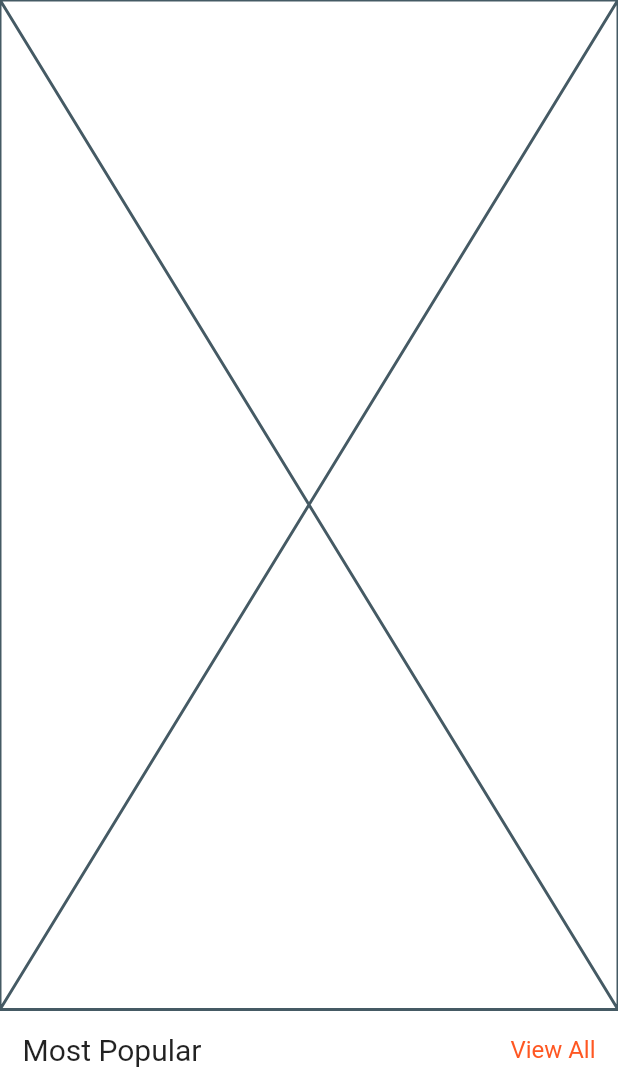
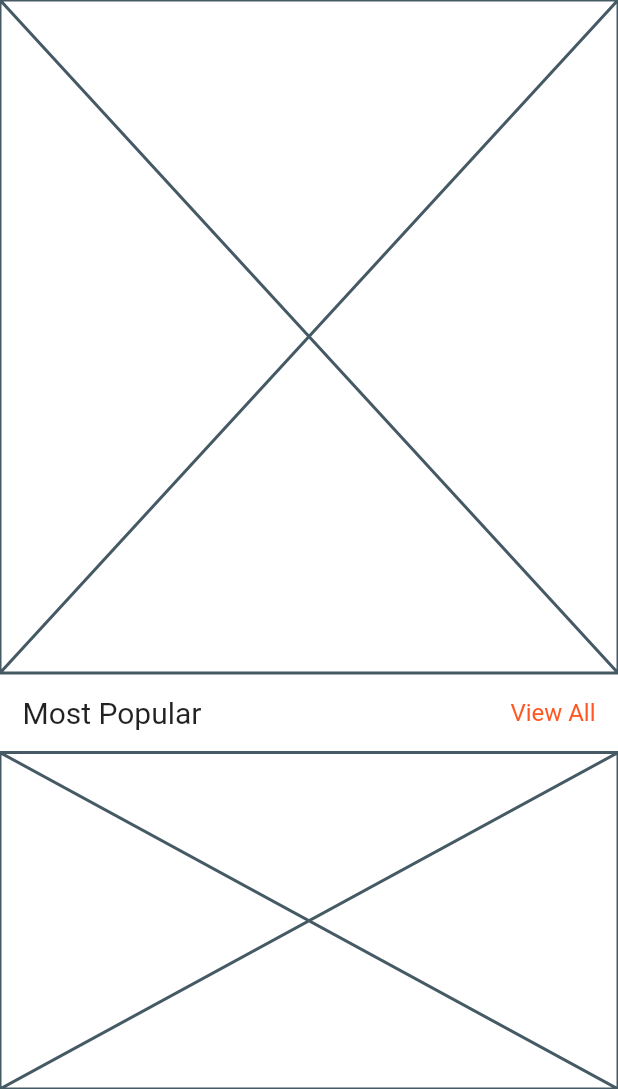
Before and after one commit to gulsenkeskin/travel-blog, a Flutter app: the screen it shows after launch, on a phone screen of 412 x 824 dp, the part 147-1236 px from its top. Run offline on Flutter 3.47's test engine with Material 2 defaults, Android fonts, the phone set to English and light mode, and no system bars.

Commit message:
Update home.dart

```diff
--- a/lib/home.dart
+++ b/lib/home.dart
@@ -46,7 +46,8 @@ class HomePage extends StatelessWidget {
                 )
               ],
             ),
-          )
+          ),
+          Expanded(flex: 1, child: Placeholder()),
         ],
       ),
     );
```
